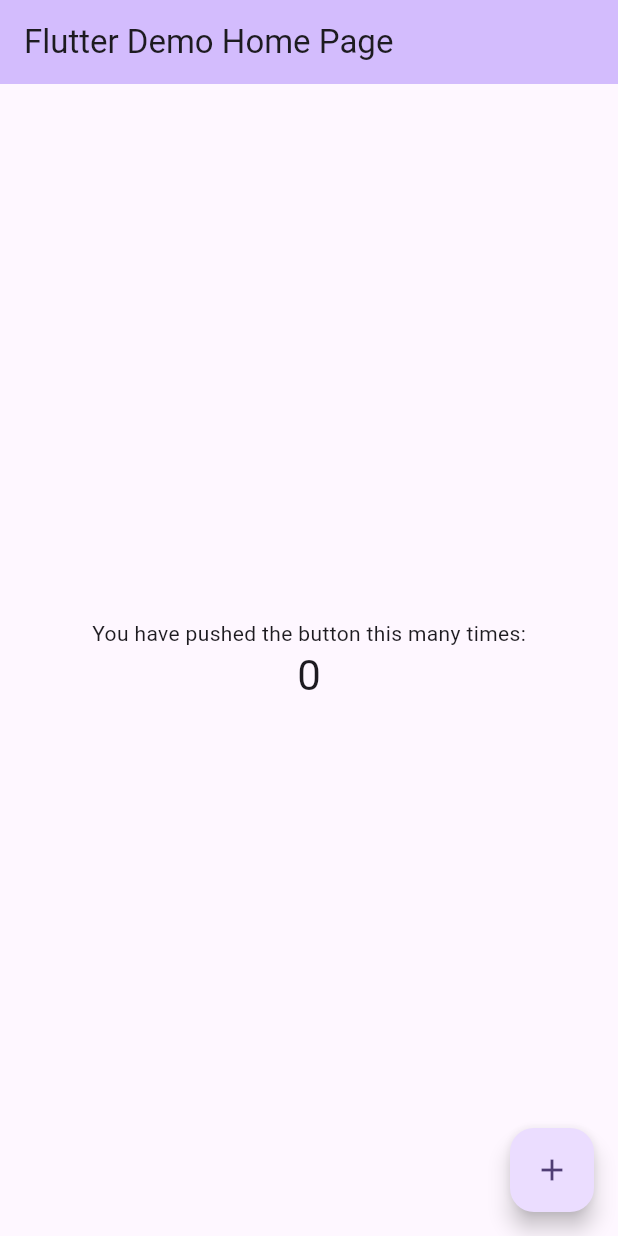
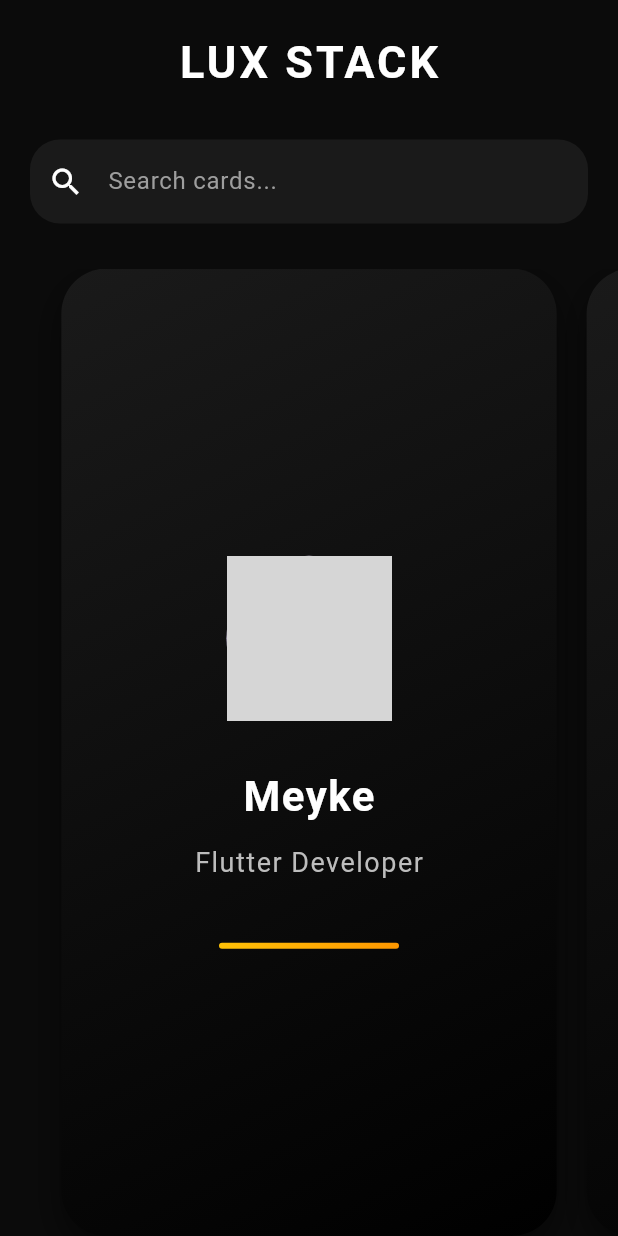
Before and after one commit to khawle-sk/ELITE_CARD, a Flutter app: the screen it shows after launch, on a phone screen of 412 x 824 dp. Run offline on Flutter 3.47's test engine with Material 3 defaults, Android fonts, the phone set to English and light mode, and no system bars; grey boxes are pictures that could not be loaded.

Commit message:
add luxury card ui

```diff
--- a/lib/main.dart
+++ b/lib/main.dart
@@ -1,122 +1,18 @@
 import 'package:flutter/material.dart';
+import 'screens/home_page.dart';
 
 void main() {
-  runApp(const MyApp());
+  runApp(const EliteCardApp());
 }
 
-class MyApp extends StatelessWidget {
-  const MyApp({super.key});
+class EliteCardApp extends StatelessWidget {
+  const EliteCardApp({super.key});
 
-  // This widget is the root of your application.
   @override
   Widget build(BuildContext context) {
     return MaterialApp(
-      title: 'Flutter Demo',
-      theme: ThemeData(
-        // This is the theme of your application.
-        //
-        // TRY THIS: Try running your application with "flutter run". You'll see
-        // the application has a purple toolbar. Then, without quitting the app,
-        // try changing the seedColor in the colorScheme below to Colors.green
-        // and then invoke "hot reload" (save your changes or press the "hot
-        // reload" button in a Flutter-supported IDE, or press "r" if you used
-        // the command line to start the app).
-        //
-        // Notice that the counter didn't reset back to zero; the application
-        // state is not lost during the reload. To reset the state, use hot
-        // restart instead.
-        //
-        // This works for code too, not just values: Most code changes can be
-        // tested with just a hot reload.
-        colorScheme: .fromSeed(seedColor: Colors.deepPurple),
-      ),
-      home: const MyHomePage(title: 'Flutter Demo Home Page'),
+      debugShowCheckedModeBanner: false,
+      home: HomePage(),
     );
   }
 }
-
-class MyHomePage extends StatefulWidget {
-  const MyHomePage({super.key, required this.title});
-
-  // This widget is the home page of your application. It is stateful, meaning
-  // that it has a State object (defined below) that contains fields that affect
-  // how it looks.
-
-  // This class is the configuration for the state. It holds the values (in this
-  // case the title) provided by the parent (in this case the App widget) and
-  // used by the build method of the State. Fields in a Widget subclass are
-  // always marked "final".
-
-  final String title;
-
-  @override
-  State<MyHomePage> createState() => _MyHomePageState();
-}
-
-class _MyHomePageState extends State<MyHomePage> {
-  int _counter = 0;
-
-  void _incrementCounter() {
-    setState(() {
-      // This call to setState tells the Flutter framework that something has
-      // changed in this State, which causes it to rerun the build method below
-      // so that the display can reflect the updated values. If we changed
-      // _counter without calling setState(), then the build method would not be
-      // called again, and so nothing would appear to happen.
-      _counter++;
-    });
-  }
-
-  @override
-  Widget build(BuildContext context) {
-    // This method is rerun every time setState is called, for instance as done
-    // by the _incrementCounter method above.
-    //
-    // The Flutter framework has been optimized to make rerunning build methods
-    // fast, so that you can just rebuild anything that needs updating rather
-    // than having to individually change instances of widgets.
-    return Scaffold(
-      appBar: AppBar(
-        // TRY THIS: Try changing the color here to a specific color (to
-        // Colors.amber, perhaps?) and trigger a hot reload to see the AppBar
-        // change color while the other colors stay the same.
-        backgroundColor: Theme.of(context).colorScheme.inversePrimary,
-        // Here we take the value from the MyHomePage object that was created by
-        // the App.build method, and use it to set our appbar title.
-        title: Text(widget.title),
-      ),
-      body: Center(
-        // Center is a layout widget. It takes a single child and positions it
-        // in the middle of the parent.
-        child: Column(
-          // Column is also a layout widget. It takes a list of children and
-          // arranges them vertically. By default, it sizes itself to fit its
-          // children horizontally, and tries to be as tall as its parent.
-          //
-          // Column has various properties to control how it sizes itself and
-          // how it positions its children. Here we use mainAxisAlignment to
-          // center the children vertically; the main axis here is the vertical
-          // axis because Columns are vertical (the cross axis would be
-          // horizontal).
-          //
-          // TRY THIS: Invoke "debug painting" (choose the "Toggle Debug Paint"
-          // action in the IDE, or press "p" in the console), to see the
-          // wireframe for each widget.
-          mainAxisAlignment: .center,
-          children: [
-            const Text('You have pushed the button this many times:'),
-            Text(
-              '$_counter',
-              style: Theme.of(context).textTheme.headlineMedium,
-            ),
-          ],
-        ),
-      ),
-      floatingActionButton: FloatingActionButton(
-        onPressed: _incrementCounter,
-        tooltip: 'Increment',
-        child: const Icon(Icons.add),
-      ),
-    );
-  }
-}
--- /dev/null
+++ b/lib/screens/home_page.dart
@@ -0,0 +1,103 @@
+import 'package:flutter/material.dart';
+import '../widgets/luxury_card.dart';
+
+class HomePage extends StatelessWidget {
+  HomePage({super.key});
+
+  final List<Map<String, String>> cards = [
+    {
+      "name": "Meyke",
+      "role": "Flutter Developer",
+      "image": "assets/images/m.jpg",
+    },
+    {
+      "name": "Ahmed",
+      "role": "UI Designer",
+      "image": "assets/images/LL.jpg",
+    },
+    {
+      "name": "Sarah",
+      "role": "Backend Developer",
+      "image": "assets/images/mm.jpg",
+    },
+  ];
+
+  @override
+  Widget build(BuildContext context) {
+    return Scaffold(
+      backgroundColor: const Color(0xFF0B0B0B),
+
+      body: SafeArea(
+        child: Column(
+          children: [
+
+            /// TITLE
+            const SizedBox(height: 20),
+
+            const Text(
+              "LUX STACK",
+              style: TextStyle(
+                color: Colors.white,
+                fontSize: 30,
+                fontWeight: FontWeight.bold,
+                letterSpacing: 2,
+              ),
+            ),
+
+            const SizedBox(height: 30),
+
+            /// SEARCH BAR
+            Padding(
+              padding: const EdgeInsets.symmetric(horizontal: 20),
+              child: TextField(
+                style: const TextStyle(color: Colors.white),
+                decoration: InputDecoration(
+                  hintText: "Search cards...",
+                  hintStyle: TextStyle(
+                    color: Colors.grey.shade500,
+                  ),
+                  prefixIcon: const Icon(
+                    Icons.search,
+                    color: Colors.white,
+                  ),
+                  filled: true,
+                  fillColor: const Color(0xFF1A1A1A),
+                  border: OutlineInputBorder(
+                    borderRadius: BorderRadius.circular(20),
+                    borderSide: BorderSide.none,
+                  ),
+                ),
+              ),
+            ),
+
+            const SizedBox(height: 30),
+
+            /// PAGE VIEW
+            Expanded(
+              child: PageView.builder(
+                controller: PageController(
+                  viewportFraction: 0.85,
+                ),
+                itemCount: cards.length,
+                itemBuilder: (context, index) {
+
+                  final card = cards[index];
+
+                  return Padding(
+                    padding: const EdgeInsets.symmetric(horizontal: 10),
+
+                    child: LuxuryCard(
+                      name: card["name"]!,
+                      role: card["role"]!,
+                      image: card["image"]!,
+                    ),
+                  );
+                },
+              ),
+            ),
+          ],
+        ),
+      ),
+    );
+  }
+}
--- /dev/null
+++ b/lib/widgets/luxury_card.dart
@@ -0,0 +1,96 @@
+
+import 'package:flutter/material.dart';
+
+class LuxuryCard extends StatelessWidget {
+  final String name;
+  final String role;
+  final String image;
+
+  const LuxuryCard({
+    super.key,
+    required this.name,
+    required this.role,
+    required this.image,
+  });
+
+  @override
+  Widget build(BuildContext context) {
+    return Container(
+      width: 320,
+      height: 500,
+      padding: const EdgeInsets.all(24),
+      decoration: BoxDecoration(
+        borderRadius: BorderRadius.circular(30),
+        gradient: const LinearGradient(
+          begin: Alignment.topLeft,
+          end: Alignment.bottomRight,
+          colors: [
+            Color(0xFF1A1A1A),
+            Color(0xFF000000),
+          ],
+        ),
+        boxShadow: [
+          BoxShadow(
+            color: Colors.black.withOpacity(0.5),
+            blurRadius: 20,
+            offset: const Offset(0, 10),
+          ),
+        ],
+      ),
+
+      child: Column(
+        mainAxisAlignment: MainAxisAlignment.center,
+        children: [
+
+          /// IMAGE
+          CircleAvatar(
+            radius: 55,
+            backgroundImage: AssetImage(image),
+          ),
+
+          const SizedBox(height: 30),
+
+          /// NAME
+          Text(
+            name,
+            style: const TextStyle(
+              color: Colors.white,
+              fontSize: 28,
+              fontWeight: FontWeight.bold,
+              letterSpacing: 1,
+            ),
+          ),
+
+          const SizedBox(height: 12),
+
+          /// ROLE
+          Text(
+            role,
+            style: TextStyle(
+              color: Colors.grey.shade400,
+              fontSize: 18,
+              letterSpacing: 1,
+            ),
+          ),
+
+          const SizedBox(height: 40),
+
+          /// PREMIUM LINE
+          Container(
+            width: 120,
+            height: 4,
+            decoration: BoxDecoration(
+              borderRadius: BorderRadius.circular(20),
+              gradient: const LinearGradient(
+                colors: [
+                  Colors.amber,
+                  Colors.orange,
+                ],
+              ),
+            ),
+          ),
+        ],
+      ),
+    );
+  }
+}
```
Also changed, not shown: pubspec.yaml (+4 -68 lines), assets/images/LL.jpg (added), assets/images/m.jpeg (added), assets/images/mm.jpg (added), lib/models/card_model.dart (added), lib/theme/app_theme.dart (added), lib/widgets/custom_search_bar.dart (added), pubspec.lock.
